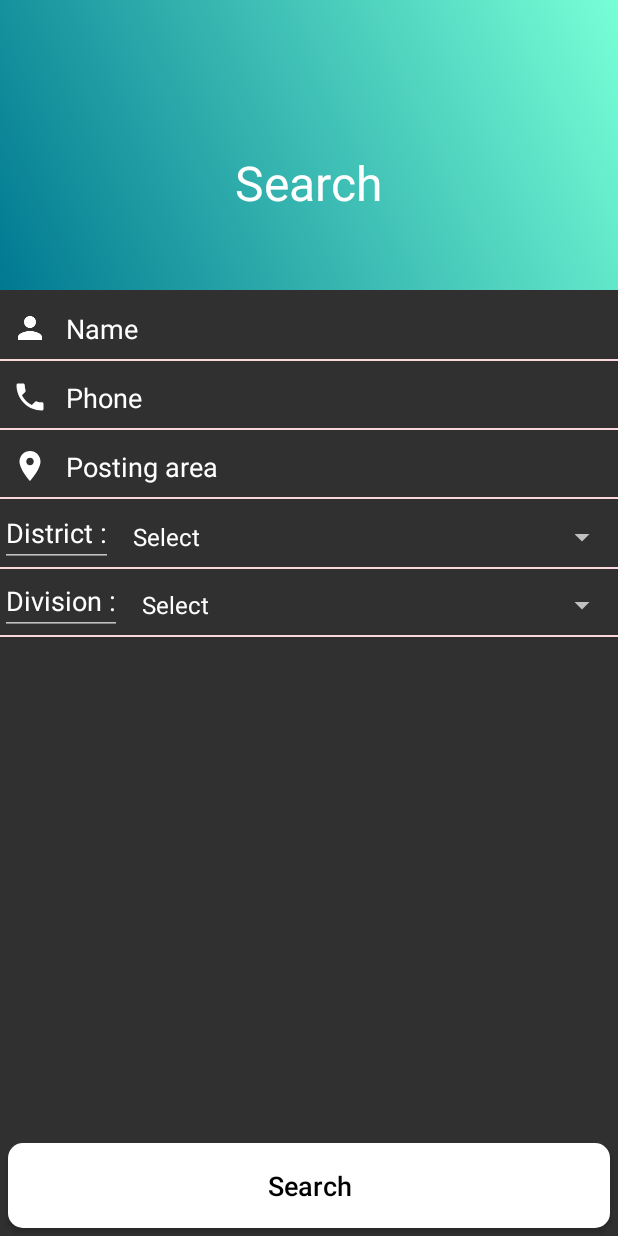
After one commit to megaprime4/VetNetwork2, an Android app: the SearchActivity screen opened directly, with no data from a screen before it, on a phone screen of 412 x 824 dp. The commit adds this screen. Run offline under Robolectric (Android 15) with nearby library versions, the phone set to English and light mode, and no system bars.

```diff
--- a/app/src/main/AndroidManifest.xml
+++ b/app/src/main/AndroidManifest.xml
@@ -13,10 +13,12 @@
         android:roundIcon="@mipmap/ic_launcher_round"
         android:supportsRtl="true"
         android:theme="@style/AppTheme">
+        <activity android:name=".BrowseActivity"></activity>
+        <activity android:name=".SearchActivity" />
         <activity
             android:name=".AdminPanelActivity"
             android:label="@string/title_activity_admin_control_panel"
-            android:theme="@style/AppTheme.NoActionBar"></activity>
+            android:theme="@style/AppTheme.NoActionBar" />
         <activity
             android:name=".AdminProfileActivity"
             android:label="@string/title_activity_admin_profile"
--- a/app/src/main/java/com/vetdevelopers/vetnetwork/AdminPanelActivity.java
+++ b/app/src/main/java/com/vetdevelopers/vetnetwork/AdminPanelActivity.java
@@ -438,9 +438,10 @@ public class AdminPanelActivity extends AppCompatActivity
         // Handle navigation view item clicks here.
         int id = menuItem.getItemId();
 
-        if (id == R.id.nav_profile)
+        if (id == R.id.nav_adminProfile)
         {
-            // Handle the camera action
+            Intent ProfileIntent = new Intent(AdminPanelActivity.this, AdminProfileActivity.class);
+            startActivity(ProfileIntent);
         }
         else if (id == R.id.nav_search)
         {
--- /dev/null
+++ b/app/src/main/java/com/vetdevelopers/vetnetwork/SearchActivity.java
@@ -0,0 +1,13 @@
+package com.vetdevelopers.vetnetwork;
+
+import android.support.v7.app.AppCompatActivity;
+import android.os.Bundle;
+
+public class SearchActivity extends AppCompatActivity {
+
+    @Override
+    protected void onCreate(Bundle savedInstanceState) {
+        super.onCreate(savedInstanceState);
+        setContentView(R.layout.activity_search);
+    }
+}
--- /dev/null
+++ b/app/src/main/res/drawable/ic_phone_white_24dp.xml
@@ -0,0 +1,5 @@
+<vector android:height="24dp" android:tint="#FFFFFF"
+    android:viewportHeight="24.0" android:viewportWidth="24.0"
+    android:width="24dp" xmlns:android="http://schemas.android.com/apk/res/android">
+    <path android:fillColor="#FF000000" android:pathData="M6.62,10.79c1.44,2.83 3.76,5.14 6.59,6.59l2.2,-2.2c0.27,-0.27 0.67,-0.36 1.02,-0.24 1.12,0.37 2.33,0.57 3.57,0.57 0.55,0 1,0.45 1,1V20c0,0.55 -0.45,1 -1,1 -9.39,0 -17,-7.61 -17,-17 0,-0.55 0.45,-1 1,-1h3.5c0.55,0 1,0.45 1,1 0,1.25 0.2,2.45 0.57,3.57 0.11,0.35 0.03,0.74 -0.25,1.02l-2.2,2.2z"/>
+</vector>
--- /dev/null
+++ b/app/src/main/res/drawable/ic_place_white_24dp.xml
@@ -0,0 +1,5 @@
+<vector android:height="24dp" android:tint="#FFFFFF"
+    android:viewportHeight="24.0" android:viewportWidth="24.0"
+    android:width="24dp" xmlns:android="http://schemas.android.com/apk/res/android">
+    <path android:fillColor="#FF000000" android:pathData="M12,2C8.13,2 5,5.13 5,9c0,5.25 7,13 7,13s7,-7.75 7,-13c0,-3.87 -3.13,-7 -7,-7zM12,11.5c-1.38,0 -2.5,-1.12 -2.5,-2.5s1.12,-2.5 2.5,-2.5 2.5,1.12 2.5,2.5 -1.12,2.5 -2.5,2.5z"/>
+</vector>
--- a/app/src/main/res/layout/activity_admin_panel.xml
+++ b/app/src/main/res/layout/activity_admin_panel.xml
@@ -17,6 +17,6 @@
         android:layout_gravity="start"
         android:fitsSystemWindows="true"
         app:headerLayout="@layout/nav_header_admin_panel"
-        app:menu="@menu/activity_admin_profile_drawer_admin" />
+        app:menu="@menu/activity_navigation_drawer_admin" />
 
 </android.support.v4.widget.DrawerLayout>
--- a/app/src/main/res/layout/activity_admin_profile.xml
+++ b/app/src/main/res/layout/activity_admin_profile.xml
@@ -17,6 +17,6 @@
         android:layout_gravity="start"
         android:fitsSystemWindows="true"
         app:headerLayout="@layout/nav_header_admin_profile"
-        app:menu="@menu/activity_admin_profile_drawer_admin" />
+        app:menu="@menu/activity_navigation_drawer_admin" />
 
 </android.support.v4.widget.DrawerLayout>
--- /dev/null
+++ b/app/src/main/res/layout/activity_search.xml
@@ -0,0 +1,196 @@
+<?xml version="1.0" encoding="utf-8"?>
+<RelativeLayout xmlns:android="http://schemas.android.com/apk/res/android"
+    xmlns:app="http://schemas.android.com/apk/res-auto"
+    xmlns:tools="http://schemas.android.com/tools"
+    android:layout_width="match_parent"
+    android:layout_height="match_parent"
+    android:orientation="vertical"
+    tools:context=".SearchActivity">
+
+    <LinearLayout
+        android:id="@+id/linear_layout_1"
+        android:layout_width="match_parent"
+        android:layout_height="wrap_content"
+        android:orientation="vertical"
+        android:background="@drawable/grad_profile">
+
+        <View
+            android:layout_width="match_parent"
+            android:layout_height="100dp" />
+
+        <TextView
+            android:layout_width="wrap_content"
+            android:layout_height="wrap_content"
+            android:layout_gravity="center_horizontal"
+            android:text="Search"
+            android:textColor="@color/white"
+            android:textSize="32sp" />
+
+        <View
+            android:layout_width="match_parent"
+            android:layout_height="50dp" />
+
+    </LinearLayout>
+
+    <EditText
+        android:id="@+id/search_name"
+        android:layout_below="@+id/linear_layout_1"
+        android:layout_width="match_parent"
+        android:layout_height="wrap_content"
+        android:layout_marginTop="5dp"
+        android:background="@android:color/transparent"
+        android:drawableLeft="@drawable/ic_person_white_24dp"
+        android:drawablePadding="12dp"
+        android:ems="10"
+        android:hint="Name"
+        android:inputType="text"
+        android:padding="8dp"
+        android:textColorHint="#fff" />
+
+    <View
+        android:id="@+id/view_1"
+        android:layout_below="@+id/search_name"
+        android:layout_width="match_parent"
+        android:layout_height="1dp"
+        android:background="#f9d7db" />
+
+    <EditText
+        android:id="@+id/search_phone"
+        android:layout_below="@+id/search_name"
+        android:layout_width="match_parent"
+        android:layout_height="wrap_content"
+        android:layout_marginTop="5dp"
+        android:background="@android:color/transparent"
+        android:drawableLeft="@drawable/ic_phone_white_24dp"
+        android:drawablePadding="12dp"
+        android:ems="10"
+        android:hint="Phone"
+        android:inputType="text"
+        android:padding="8dp"
+        android:textColorHint="#fff" />
+
+    <View
+        android:id="@+id/view_2"
+        android:layout_below="@+id/search_phone"
+        android:layout_width="match_parent"
+        android:layout_height="1dp"
+        android:background="#f9d7db" />
+
+    <EditText
+        android:id="@+id/search_postingArea"
+        android:layout_below="@+id/search_phone"
+        android:layout_width="match_parent"
+        android:layout_height="wrap_content"
+        android:layout_marginTop="5dp"
+        android:background="@android:color/transparent"
+        android:drawableLeft="@drawable/ic_place_white_24dp"
+        android:drawablePadding="12dp"
+        android:ems="10"
+        android:hint="Posting area"
+        android:inputType="text"
+        android:padding="8dp"
+        android:textColorHint="#fff"  />
+
+    <View
+        android:id="@+id/view_3"
+        android:layout_below="@+id/search_postingArea"
+        android:layout_width="match_parent"
+        android:layout_height="1dp"
+        android:background="#f9d7db" />
+
+    <LinearLayout
+        android:id="@+id/linear_layout_2"
+        android:layout_below="@+id/view_3"
+        android:layout_width="match_parent"
+        android:layout_height="40dp"
+        android:orientation="horizontal"
+        android:layout_marginTop="5dp">
+
+        <EditText
+            android:id="@+id/reg_district_textView"
+            android:layout_width="wrap_content"
+            android:layout_height="match_parent"
+            android:clickable="false"
+            android:editable="false"
+            android:linksClickable="false"
+            android:longClickable="false"
+            android:text="@string/district"
+            android:textSize="18sp" />
+
+        <Spinner
+            android:id="@+id/reg_district_spinner"
+            android:layout_width="match_parent"
+            android:layout_height="match_parent"
+            android:layout_marginLeft="5dp"
+            android:entries="@array/district" />
+
+    </LinearLayout>
+
+    <View
+        android:id="@+id/view_4"
+        android:layout_below="@+id/linear_layout_2"
+        android:layout_width="match_parent"
+        android:layout_height="1dp"
+        android:background="#f9d7db" />
+
+    <LinearLayout
+        android:id="@+id/linear_layout_3"
+        android:layout_below="@+id/linear_layout_2"
+        android:layout_width="match_parent"
+        android:layout_height="40dp"
+        android:orientation="horizontal"
+        android:layout_marginTop="5dp">
+
+        <EditText
+            android:id="@+id/reg_division_textView"
+            android:layout_width="wrap_content"
+            android:layout_height="match_parent"
+            android:clickable="false"
+            android:editable="false"
+            android:linksClickable="false"
+            android:longClickable="false"
+            android:text="@string/division"
+            android:textSize="18sp" />
+
+        <Spinner
+            android:id="@+id/reg_division_spinner"
+            android:layout_width="match_parent"
+            android:layout_height="match_parent"
+            android:layout_marginLeft="5dp"
+            android:entries="@array/division" />
+
+    </LinearLayout>
+
+    <View
+        android:id="@+id/view_5"
+        android:layout_below="@+id/linear_layout_3"
+        android:layout_width="match_parent"
+        android:layout_height="1dp"
+        android:background="#f9d7db" />
+
+    <LinearLayout
+        android:layout_width="match_parent"
+        android:layout_height="wrap_content"
+        android:layout_gravity="bottom"
+        android:orientation="vertical"
+        android:layout_alignParentBottom="true">
+
+
+        <Button
+            android:id="@+id/start_browseButton"
+            android:layout_width="match_parent"
+            android:layout_height="wrap_content"
+            android:background="@drawable/button_style"
+            android:padding="16dp"
+            android:layout_marginLeft="5dp"
+            android:layout_marginRight="5dp"
+            android:layout_marginBottom="5dp"
+            android:text="Search"
+            android:textAlignment="center"
+            android:textAllCaps="false"
+            android:textColor="@color/black"
+            android:textSize="18sp" />
+
+    </LinearLayout>
+
+</RelativeLayout>
--- a/app/src/main/res/layout/activity_start_page.xml
+++ b/app/src/main/res/layout/activity_start_page.xml
@@ -56,7 +56,7 @@
             android:textSize="18sp" />
 
         <Button
-            android:id="@+id/start_browseButton"
+            android:id="@+id/start_searchButton"
             android:layout_width="match_parent"
             android:layout_height="wrap_content"
             android:background="@drawable/button_style"
--- a/app/src/main/res/values/strings.xml
+++ b/app/src/main/res/values/strings.xml
@@ -144,4 +144,5 @@
     <string name="title_activity_test_fucking_nav">TestFuckingNavActivity</string>
     <string name="title_activity_admin_profile">AdminProfileActivity</string>
     <string name="title_activity_admin_control_panel">AdminControlPanelActivity</string>
+    <string name="title_activity_search">SearchActivity</string>
 </resources>
```
Also changed, not shown: app/src/main/java/com/vetdevelopers/vetnetwork/AdminProfileActivity.java (+10 -1 lines), app/src/main/java/com/vetdevelopers/vetnetwork/BrowseActivity.java (added, +13 -0 lines), app/src/main/java/com/vetdevelopers/vetnetwork/StartPageActivity.java (+11 -2 lines), app/src/main/res/layout/activity_browse.xml (added, +16 -0 lines), app/src/main/res/layout/all_users_display_layout.xml (added, +46 -0 lines), app/src/main/res/layout/nav_header_admin_profile.xml (+9 -6 lines), app/src/main/res/menu/activity_admin_profile_drawer_admin.xml (deleted, +0 -51 lines), app/src/main/res/menu/activity_navigation_drawer_admin.xml (added, +51 -0 lines).
